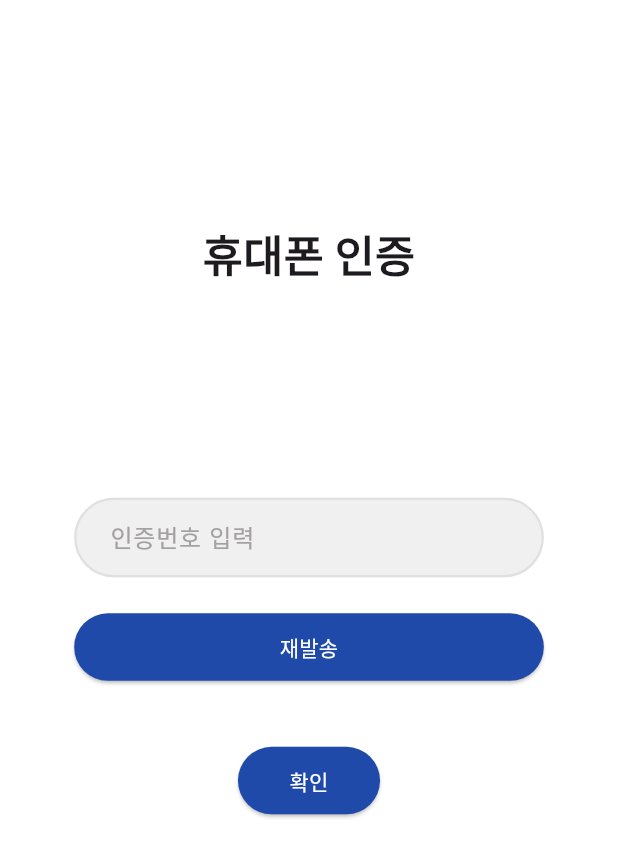
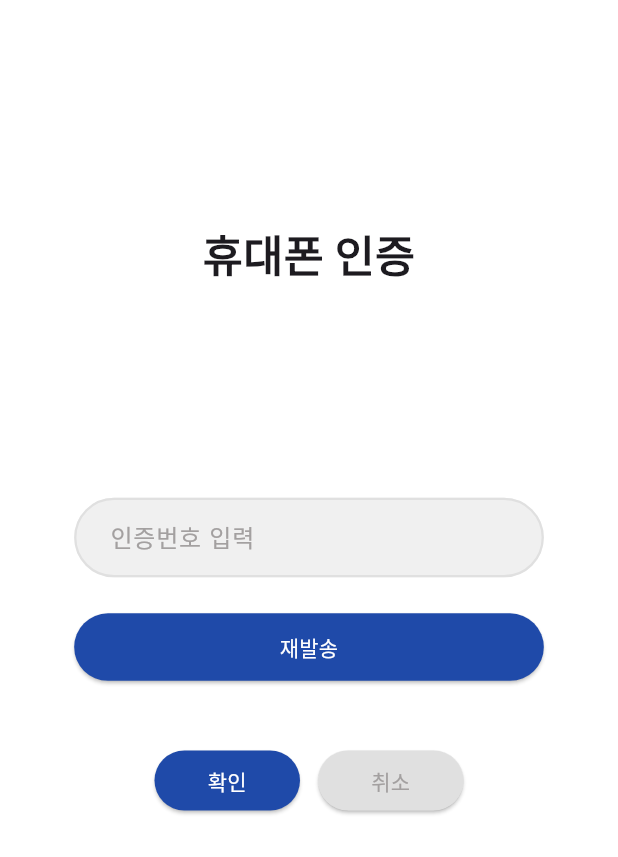
Before and after one commit to Taekwondo1906/taekwon, a Flutter app: the LoginAuthentication screen opened directly, on a phone screen of 412 x 824 dp. Shown: the top 857 px of the screen. Run offline on Flutter 3.47's test engine with Material 3 defaults, Android fonts, the phone set to English and light mode, and no system bars; our stand-ins replace device_preview, google_fonts.

Commit message:
✨ 전화번호 인증페이지 취소 버튼(뒤로가기) 추가
전화번호를 잘못 입력하고 다음 페이지로 넘어온 경우를 위해 취소버튼을 추가했습니다

```diff
--- a/lib/login/login_authentication.dart
+++ b/lib/login/login_authentication.dart
@@ -4,6 +4,7 @@ import 'package:flutter/material.dart';
 // 색상 팔레트
 import 'package:taekwon/decoration/color_palette.dart';
 import 'package:taekwon/login/login_complete.dart';
+import 'package:taekwon/login/login_screen.dart';
 
 class LoginAuthentication extends StatefulWidget {
   const LoginAuthentication({super.key});
@@ -27,6 +28,13 @@ class _LoginAuthenticationState extends State<LoginAuthentication> {
     Navigator.push(
       context,
       MaterialPageRoute(builder: (context) => const LoginComplete()),
+    );
+  }
+
+  void backFunction() {
+    Navigator.push(
+      context,
+      MaterialPageRoute(builder: (context) => const LoginPage()),
     );
   }
 
@@ -115,8 +123,12 @@ class _LoginAuthenticationState extends State<LoginAuthentication> {
                 ),
                 const SizedBox(height: 44),
                 SizedBox(
-                  width: screenWidth * 0.23,
+                  width: screenWidth * 0.5, // Row 전체 너비 조절
                   height: 45,
+                  child: Row(
+                    mainAxisAlignment: MainAxisAlignment.spaceBetween, // 양쪽 정렬
+                    children: [
+                      Expanded(
                         child: ElevatedButton(
                           onPressed: loginFunction,
                           style: ElevatedButton.styleFrom(
@@ -124,6 +136,20 @@ class _LoginAuthenticationState extends State<LoginAuthentication> {
                             foregroundColor: Colors.white,
                           ),
                           child: const Text("확인"),
+                        ),
+                      ),
+                      const SizedBox(width: 12), // 버튼 사이 간격
+                      Expanded(
+                        child: ElevatedButton(
+                          onPressed: backFunction,
+                          style: ElevatedButton.styleFrom(
+                            backgroundColor: Color.fromARGB(255, 224, 224, 224),
+                            foregroundColor: Color.fromARGB(255, 163, 160, 160),
+                          ),
+                          child: const Text("취소"),
+                        ),
+                      ),
+                    ],
                   ),
                 ),
               ],
--- a/lib/login/login_complete.dart
+++ b/lib/login/login_complete.dart
@@ -34,7 +34,7 @@ class LoginComplete extends StatelessWidget {
             ),
             const Spacer(),
             SizedBox(
-              width: screenWidth * 0.24,
+              width: screenWidth * 0.3,
               height: 45,
               child: ElevatedButton(
                 onPressed: () => navigateToHome(context),
```
Lines whose indentation alone changed are shown as unchanged.
